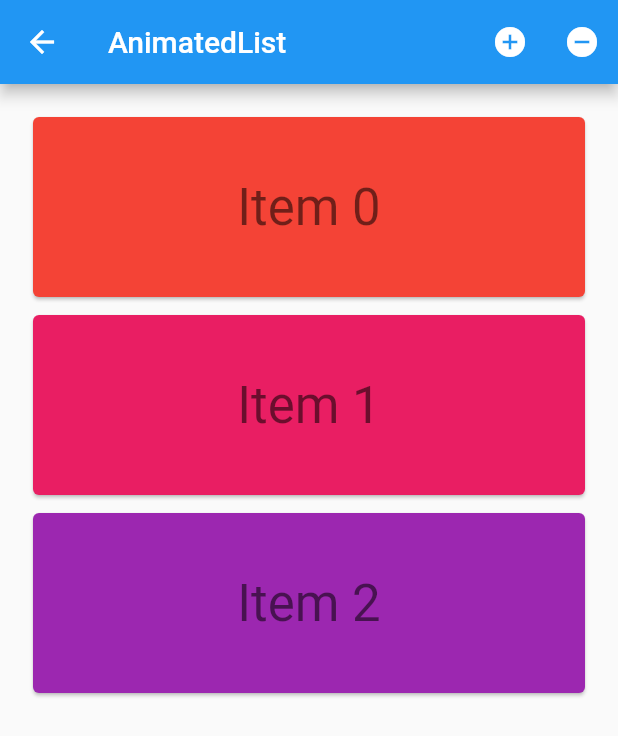
After one commit to picopock/flutter_demo, a Flutter app: the AnimatedListSample screen opened by its route, on a phone screen of 412 x 824 dp. The commit adds this screen. Shown: the top 736 px of the screen. Run offline on Flutter 3.47's test engine with Material 2 defaults, Android fonts, the phone set to English and light mode, and no system bars.

Commit message:
添加grid_list,dismissible,animated_list demo

```diff
--- /dev/null
+++ b/lib/demos/demo17/animated_list.dart
@@ -0,0 +1,89 @@
+import 'package:flutter/material.dart';
+
+import './modal/list_modal.dart';
+
+import './widgets/card_item.dart';
+
+class AnimatedListSample extends StatefulWidget {
+  _AnimatedListSampleState createState() => _AnimatedListSampleState();
+}
+
+class _AnimatedListSampleState extends State<AnimatedListSample> {
+  final GlobalKey<AnimatedListState> _listKey = GlobalKey<AnimatedListState>();
+  ListModal<int> _list;
+  int _selectedItem;
+  int _nextItem;
+
+  @override
+  void initState() {
+    super.initState();
+    _list = ListModal<int>(
+      listKey: _listKey,
+      initialItems: <int>[0, 1, 2],
+      removedItemBuilder: _buildRemovedItem,
+    );
+    _nextItem = 3;
+  }
+
+  Widget _buildRemovedItem(
+      int item, BuildContext context, Animation<double> animation) {
+    return CardItem(animation: animation, item: item, selected: false);
+  }
+
+  Widget _buildItem(
+      BuildContext context, int index, Animation<double> animation) {
+    return CardItem(
+        animation: animation,
+        item: _list[index],
+        selected: _selectedItem == _list[index],
+        onTap: () {
+          setState(() {
+            _selectedItem = _selectedItem == _list[index] ? null : _list[index];
+          });
+        });
+  }
+
+  void _insert() {
+    final int index =
+        _selectedItem == null ? _list.length : _list.indexOf(_selectedItem);
+    _list.insert(index, _nextItem++);
+  }
+
+  void _remove() {
+    if (_selectedItem != null) {
+      _list.removeAt(_list.indexOf(_selectedItem));
+      setState(() {
+        _selectedItem = null;
+      });
+    }
+  }
+
+  @override
+  Widget build(BuildContext context) {
+    return Scaffold(
+      appBar: AppBar(
+        title: const Text('AnimatedList'),
+        actions: <Widget>[
+          IconButton(
+            icon: Icon(Icons.add_circle),
+            onPressed: _insert,
+            tooltip: 'insert a new item',
+          ),
+          IconButton(
+            icon: Icon(Icons.remove_circle),
+            onPressed: _remove,
+            tooltip: 'remove the selected item',
+          ),
+        ],
+      ),
+      body: Padding(
+        padding: EdgeInsets.all(16.0),
+        child: AnimatedList(
+          key: _listKey,
+          initialItemCount: _list.length,
+          itemBuilder: _buildItem,
+        ),
+      ),
+    );
+  }
+}
--- /dev/null
+++ b/lib/demos/demo17/modal/list_modal.dart
@@ -0,0 +1,37 @@
+import 'package:flutter/material.dart';
+
+class ListModal<E> {
+  ListModal({
+    @required this.listKey,
+    @required this.removedItemBuilder,
+    Iterable<E> initialItems,
+  })  : assert(listKey != null),
+        assert(removedItemBuilder != null),
+        _items = List<E>.from(initialItems ?? <E>[]);
+
+  final GlobalKey<AnimatedListState> listKey;
+  final dynamic removedItemBuilder;
+  final List<E> _items;
+
+  AnimatedListState get _animatedList => listKey.currentState;
+
+  void insert(int index, E item) {
+    _items.insert(index, item);
+    _animatedList.insertItem(index);
+  }
+
+  E removeAt(int index) {
+    final E removeItem = _items.removeAt(index);
+    if (removeItem != null) {
+      _animatedList.removeItem(index,
+          (BuildContext context, Animation<double> animation) {
+        return removedItemBuilder(removeItem, context, animation);
+      });
+    }
+    return removeItem;
+  }
+
+  int get length => _items.length;
+  E operator [](int index) => _items[index];
+  int indexOf(E item) => _items.indexOf(item);
+}
--- /dev/null
+++ b/lib/demos/demo17/widgets/card_item.dart
@@ -0,0 +1,46 @@
+import 'package:flutter/material.dart';
+
+class CardItem extends StatelessWidget {
+  const CardItem(
+      {Key key,
+      @required this.animation,
+      this.onTap,
+      @required this.item,
+      this.selected: false})
+      : assert(animation != null),
+        assert(item != null && item >= 0),
+        assert(selected != null),
+        super(key: key);
+
+  final Animation<double> animation;
+  final VoidCallback onTap;
+  final int item;
+  final bool selected;
+
+  @override
+  Widget build(BuildContext context) {
+    TextStyle textStyle = Theme.of(context).textTheme.display1;
+    if (selected)
+      textStyle = textStyle.copyWith(color: Colors.lightGreenAccent[400]);
+    return new Padding(
+      padding: const EdgeInsets.all(2.0),
+      child: new SizeTransition(
+        axis: Axis.vertical,
+        sizeFactor: animation,
+        child: new GestureDetector(
+          behavior: HitTestBehavior.opaque,
+          onTap: onTap,
+          child: new SizedBox(
+            height: 128.0,
+            child: new Card(
+              color: Colors.primaries[item % Colors.primaries.length],
+              child: new Center(
+                child: new Text('Item $item', style: textStyle),
+              ),
+            ),
+          ),
+        ),
+      ),
+    );
+  }
+}
```
Also changed, not shown: lib/demos/demo15/grid_list.dart (added, +22 -0 lines), lib/demos/demo16/dismissible_page.dart (added, +38 -0 lines), lib/main.dart (+9 -0 lines).
